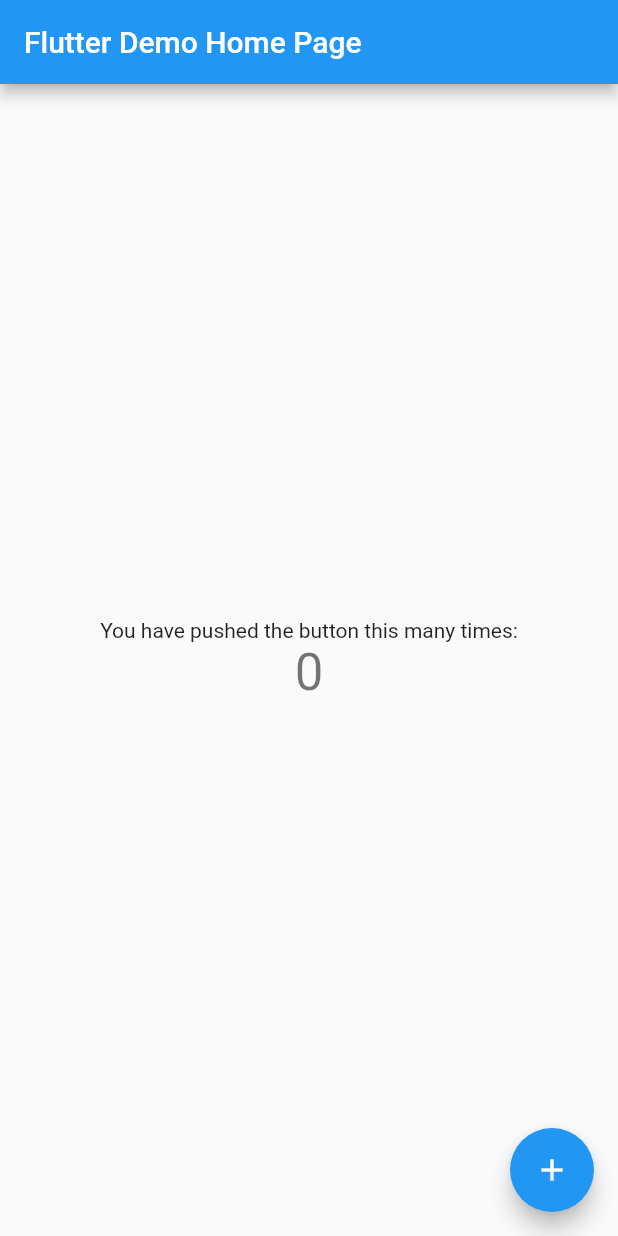
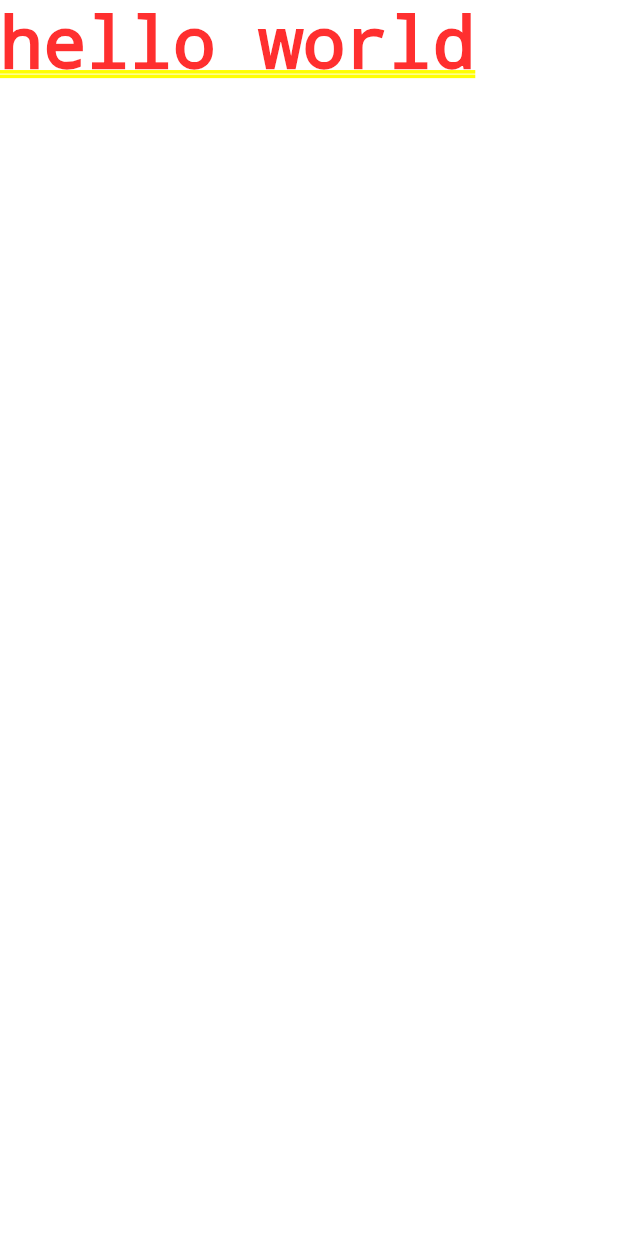
Before and after one commit to beaudario/flutter_tuts, a Flutter app: the screen it shows after launch, on a phone screen of 412 x 824 dp. Run offline on Flutter 3.47's test engine with Material 2 defaults, Android fonts, the phone set to English and light mode, and no system bars.

Commit message:
lesson 4 done

```diff
--- a/#4/myapp/lib/main.dart
+++ b/#4/myapp/lib/main.dart
@@ -1,111 +1,6 @@
 import 'package:flutter/material.dart';
 
-void main() => runApp(MyApp());
+void main() => runApp(MaterialApp(
+  home: Text('hello world'),
 
-class MyApp extends StatelessWidget {
-  // This widget is the root of your application.
-  @override
-  Widget build(BuildContext context) {
-    return MaterialApp(
-      title: 'Flutter Demo',
-      theme: ThemeData(
-        // This is the theme of your application.
-        //
-        // Try running your application with "flutter run". You'll see the
-        // application has a blue toolbar. Then, without quitting the app, try
-        // changing the primarySwatch below to Colors.green and then invoke
-        // "hot reload" (press "r" in the console where you ran "flutter run",
-        // or simply save your changes to "hot reload" in a Flutter IDE).
-        // Notice that the counter didn't reset back to zero; the application
-        // is not restarted.
-        primarySwatch: Colors.blue,
-      ),
-      home: MyHomePage(title: 'Flutter Demo Home Page'),
-    );
-  }
-}
-
-class MyHomePage extends StatefulWidget {
-  MyHomePage({Key key, this.title}) : super(key: key);
-
-  // This widget is the home page of your application. It is stateful, meaning
-  // that it has a State object (defined below) that contains fields that affect
-  // how it looks.
-
-  // This class is the configuration for the state. It holds the values (in this
-  // case the title) provided by the parent (in this case the App widget) and
-  // used by the build method of the State. Fields in a Widget subclass are
-  // always marked "final".
-
-  final String title;
-
-  @override
-  _MyHomePageState createState() => _MyHomePageState();
-}
-
-class _MyHomePageState extends State<MyHomePage> {
-  int _counter = 0;
-
-  void _incrementCounter() {
-    setState(() {
-      // This call to setState tells the Flutter framework that something has
-      // changed in this State, which causes it to rerun the build method below
-      // so that the display can reflect the updated values. If we changed
-      // _counter without calling setState(), then the build method would not be
-      // called again, and so nothing would appear to happen.
-      _counter++;
-    });
-  }
-
-  @override
-  Widget build(BuildContext context) {
-    // This method is rerun every time setState is called, for instance as done
-    // by the _incrementCounter method above.
-    //
-    // The Flutter framework has been optimized to make rerunning build methods
-    // fast, so that you can just rebuild anything that needs updating rather
-    // than having to individually change instances of widgets.
-    return Scaffold(
-      appBar: AppBar(
-        // Here we take the value from the MyHomePage object that was created by
-        // the App.build method, and use it to set our appbar title.
-        title: Text(widget.title),
-      ),
-      body: Center(
-        // Center is a layout widget. It takes a single child and positions it
-        // in the middle of the parent.
-        child: Column(
-          // Column is also a layout widget. It takes a list of children and
-          // arranges them vertically. By default, it sizes itself to fit its
-          // children horizontally, and tries to be as tall as its parent.
-          //
-          // Invoke "debug painting" (press "p" in the console, choose the
-          // "Toggle Debug Paint" action from the Flutter Inspector in Android
-          // Studio, or the "Toggle Debug Paint" command in Visual Studio Code)
-          // to see the wireframe for each widget.
-          //
-          // Column has various properties to control how it sizes itself and
-          // how it positions its children. Here we use mainAxisAlignment to
-          // center the children vertically; the main axis here is the vertical
-          // axis because Columns are vertical (the cross axis would be
-          // horizontal).
-          mainAxisAlignment: MainAxisAlignment.center,
-          children: <Widget>[
-            Text(
-              'You have pushed the button this many times:',
-            ),
-            Text(
-              '$_counter',
-              style: Theme.of(context).textTheme.display1,
-            ),
-          ],
-        ),
-      ),
-      floatingActionButton: FloatingActionButton(
-        onPressed: _incrementCounter,
-        tooltip: 'Increment',
-        child: Icon(Icons.add),
-      ), // This trailing comma makes auto-formatting nicer for build methods.
-    );
-  }
-}
+));
```
